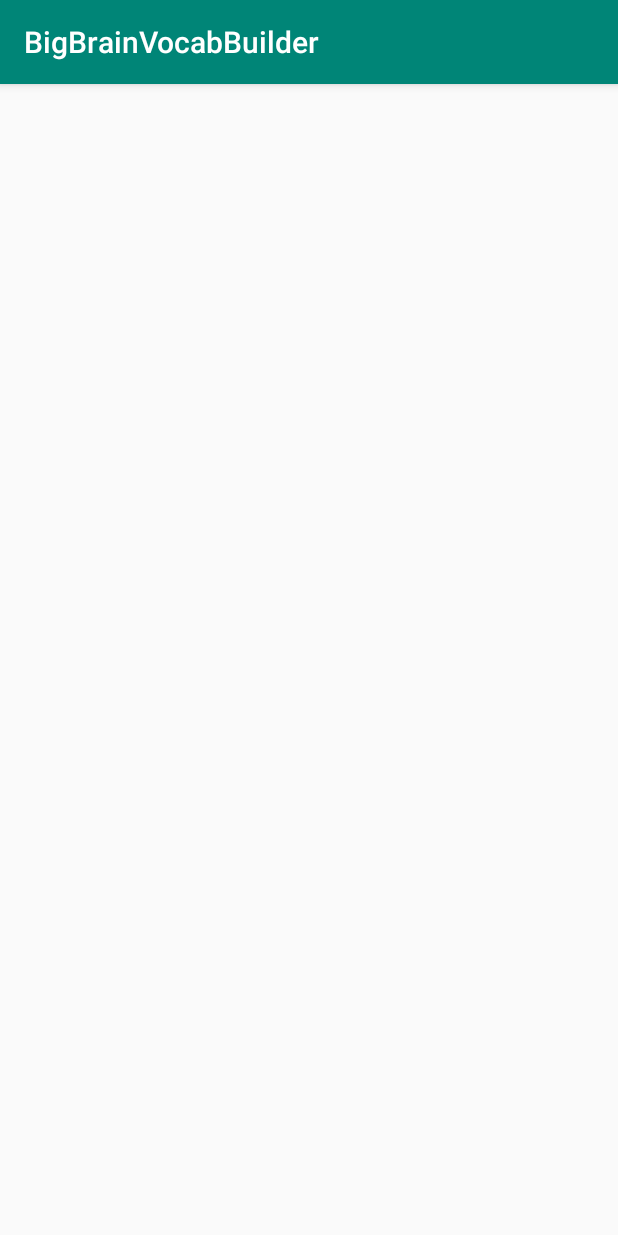
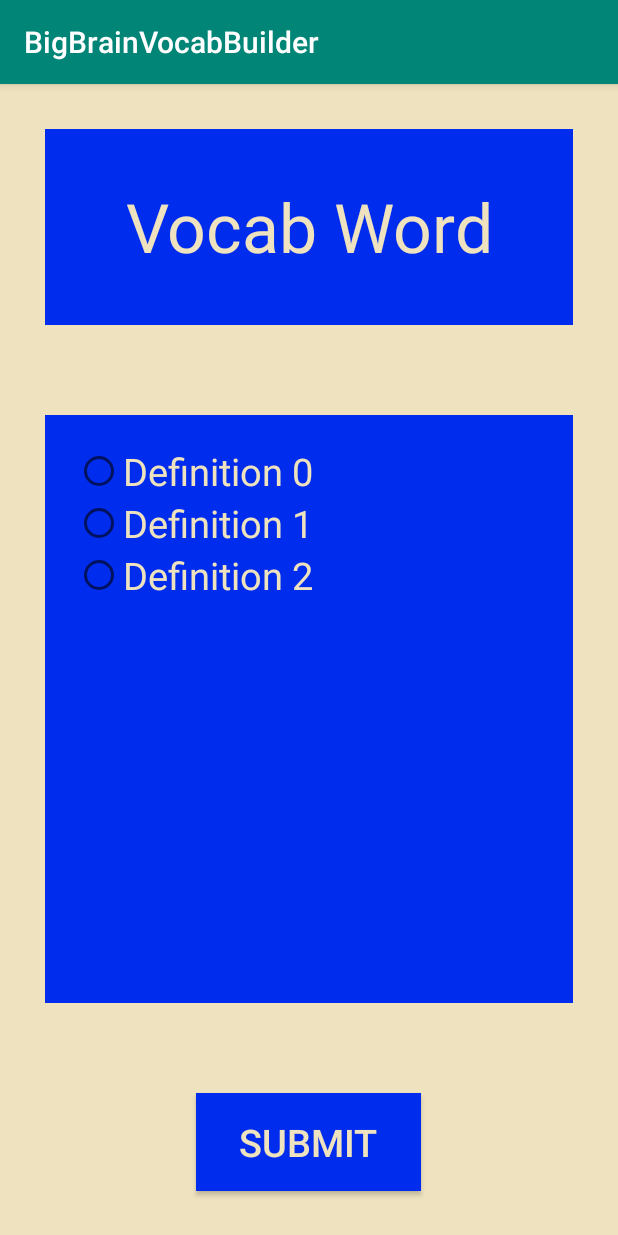
Before and after one commit to lokkenc/BigBrainVocabBuilder, an Android app: the TestActivity screen opened directly, with no data from a screen before it, on a phone screen of 412 x 824 dp. Run offline under Robolectric (Android 15) with nearby library versions, the phone set to English and light mode, and no system bars.

Commit message:
test layout

```diff
--- a/app/src/main/res/layout/activity_test.xml
+++ b/app/src/main/res/layout/activity_test.xml
@@ -1,9 +1,66 @@
 <?xml version="1.0" encoding="utf-8"?>
-<androidx.constraintlayout.widget.ConstraintLayout xmlns:android="http://schemas.android.com/apk/res/android"
+<LinearLayout xmlns:android="http://schemas.android.com/apk/res/android"
     xmlns:app="http://schemas.android.com/apk/res-auto"
     xmlns:tools="http://schemas.android.com/tools"
     android:layout_width="match_parent"
     android:layout_height="match_parent"
-    tools:context=".TestActivity">
+    tools:context=".TestActivity"
+    android:orientation="vertical"
+    android:background="@color/gold">
 
-</androidx.constraintlayout.widget.ConstraintLayout>
+    <TextView
+        android:layout_width="match_parent"
+        android:layout_height="0dp"
+        android:layout_weight="1"
+        android:layout_margin="30dp"
+        android:text="Vocab Word"
+        android:textSize="45sp"
+        android:gravity="center"
+        android:background="@color/blueish"
+        android:textColor="@color/gold"/>
+
+    <RadioGroup
+        android:layout_width="match_parent"
+        android:layout_height="0dp"
+        android:layout_weight="3"
+        android:layout_margin="30dp"
+        android:padding="20dp"
+        android:background="@color/blueish">
+
+        <RadioButton
+            android:id="@+id/testChoice0"
+            android:layout_width="match_parent"
+            android:layout_height="wrap_content"
+            android:textSize="25sp"
+            android:text="Definition 0"
+            android:textColor="@color/gold"/>
+
+        <RadioButton
+            android:id="@+id/testChoice1"
+            android:layout_width="match_parent"
+            android:layout_height="wrap_content"
+            android:textSize="25sp"
+            android:text="Definition 1"
+            android:textColor="@color/gold"/>
+
+        <RadioButton
+            android:id="@+id/testChoice2"
+            android:layout_width="match_parent"
+            android:layout_height="wrap_content"
+            android:textSize="25sp"
+            android:text="Definition 2"
+            android:textColor="@color/gold"/>
+    </RadioGroup>
+
+    <Button
+        android:layout_width="150dp"
+        android:layout_height="0dp"
+        android:layout_weight="0.5"
+        android:layout_margin="30dp"
+        android:layout_gravity="center"
+        android:background="@color/blueish"
+        android:textColor="@color/gold"
+        android:textSize="25sp"
+        android:text="Submit"/>
+
+</LinearLayout>
```
